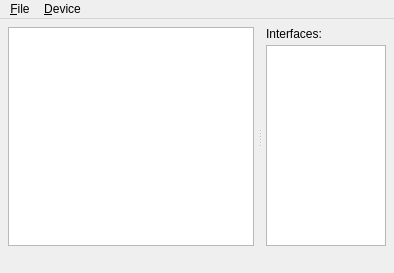
This is qnut/connman.ui in dosnut/nut as Qt 5 draws it before an edit. The edited form follows.
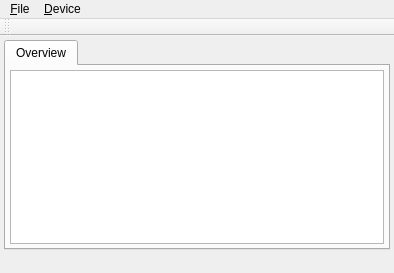
This is the edited form.

Commit message: [QNUT] redesigned connectionmanager: - treeviews - popupmenus + devices overview + device-options tabs + toolbar

Diff of the .ui file:
```diff
--- a/qnut/connman.ui
+++ b/qnut/connman.ui
@@ -34,51 +34,27 @@
      <number>4</number>
     </property>
     <item row="0" column="0" >
-     <widget class="QSplitter" name="splitter" >
-      <property name="orientation" >
-       <enum>Qt::Horizontal</enum>
+     <widget class="QTabWidget" name="tabWidget" >
+      <property name="tabPosition" >
+       <enum>QTabWidget::North</enum>
       </property>
-      <property name="childrenCollapsible" >
-       <bool>true</bool>
+      <property name="tabShape" >
+       <enum>QTabWidget::Rounded</enum>
       </property>
-      <widget class="QWidget" name="verticalLayout" >
-       <layout class="QVBoxLayout" >
-        <item>
-         <widget class="QTreeWidget" name="overviewWidget" >
-          <property name="columnCount" >
-           <number>0</number>
+      <property name="currentIndex" >
+       <number>0</number>
+      </property>
+      <widget class="QWidget" name="overViewTab" >
+       <attribute name="title" >
+        <string>Overview</string>
+       </attribute>
+       <layout class="QGridLayout" >
+        <item row="0" column="0" >
+         <widget class="QListView" name="overViewList" >
+          <property name="viewMode" >
+           <enum>QListView::ListMode</enum>
           </property>
-         </widget>
-        </item>
-       </layout>
-      </widget>
-      <widget class="QWidget" name="layoutWidget" >
-       <layout class="QVBoxLayout" >
-        <item>
-         <widget class="QLabel" name="interfacesLabel" >
-          <property name="text" >
-           <string>Interfaces:</string>
-          </property>
-          <property name="buddy" >
-           <cstring>interfacesWidget</cstring>
-          </property>
-         </widget>
-        </item>
-        <item>
-         <widget class="QTreeWidget" name="interfacesWidget" >
-          <property name="sizePolicy" >
-           <sizepolicy vsizetype="Expanding" hsizetype="Ignored" >
-            <horstretch>0</horstretch>
-            <verstretch>0</verstretch>
-           </sizepolicy>
-          </property>
-          <property name="minimumSize" >
-           <size>
-            <width>120</width>
-            <height>0</height>
-           </size>
-          </property>
-          <property name="columnCount" >
+          <property name="modelColumn" >
            <number>0</number>
           </property>
          </widget>
@@ -126,6 +102,17 @@
     <bool>false</bool>
    </property>
   </widget>
+  <widget class="QToolBar" name="toolBar" >
+   <property name="windowTitle" >
+    <string>toolBar</string>
+   </property>
+   <attribute name="toolBarArea" >
+    <enum>TopToolBarArea</enum>
+   </attribute>
+   <attribute name="toolBarBreak" >
+    <bool>false</bool>
+   </attribute>
+  </widget>
   <action name="actionRefresh" >
    <property name="text" >
     <string>&amp;Refresh</string>
```
Left out of the diff: 3 changed lines with no effect on the pictures. The commit also changes 18 other files.
